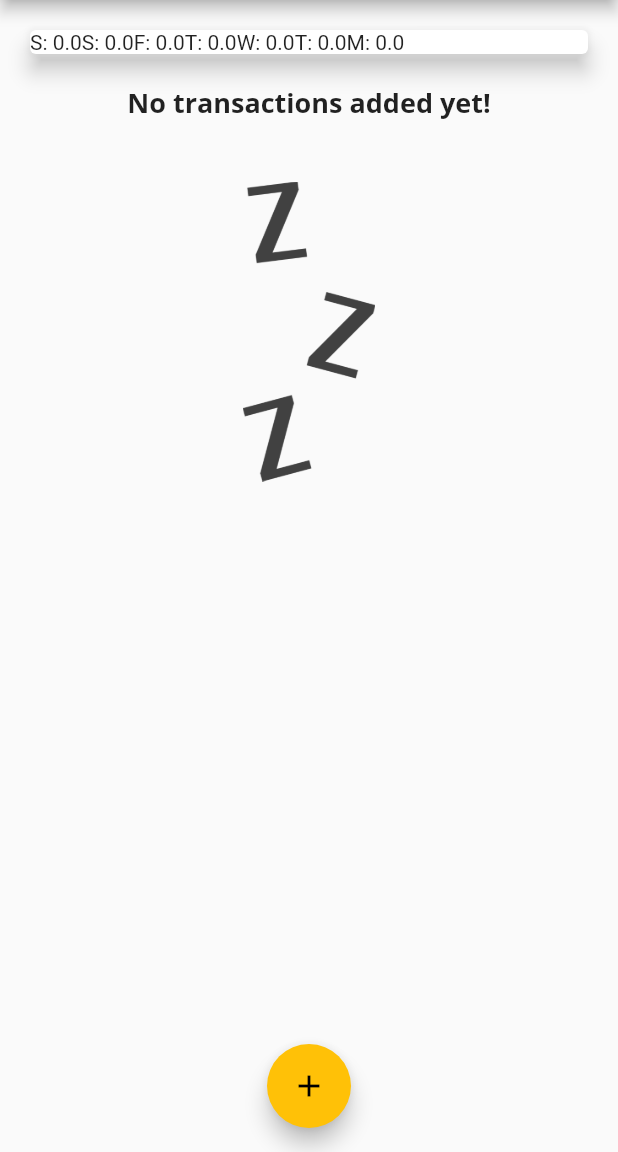
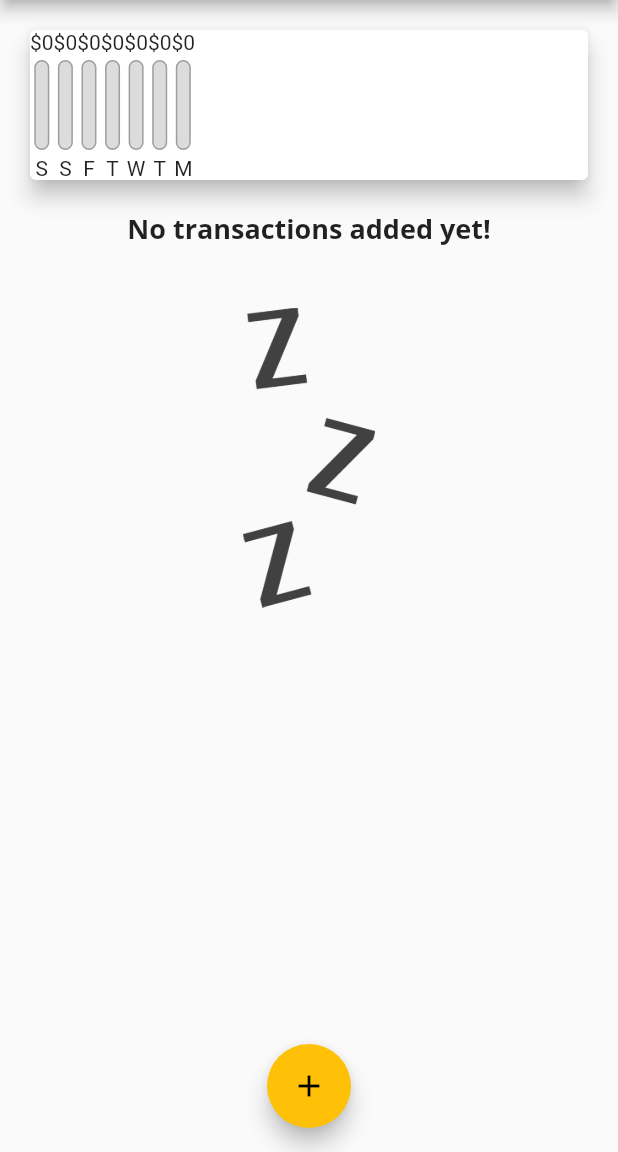
Before and after one commit to Charizard17/expense_planner, a Flutter app: the screen it shows after launch, on a phone screen of 412 x 824 dp, the part 84-1236 px from its top. Run offline on Flutter 3.47's test engine with Material 2 defaults, Android fonts, the phone set to English and light mode, and no system bars.

Commit message:
populate chart with values

```diff
--- a/lib/widgets/chart.dart
+++ b/lib/widgets/chart.dart
@@ -1,6 +1,7 @@
 import 'package:flutter/material.dart';
 import 'package:intl/intl.dart';
 
+import './chart_bar.dart';
 import '../models/transaction.dart';
 
 class Chart extends StatelessWidget {
@@ -31,6 +32,12 @@ class Chart extends StatelessWidget {
     });
   }
 
+  double get totalSpending {
+    return groupedTransactionValues.fold(0.0, (sum, item) {
+      return sum + (item['amount'] as double);
+    });
+  }
+
   @override
   Widget build(BuildContext context) {
     print(groupedTransactionValues);
@@ -39,7 +46,11 @@ class Chart extends StatelessWidget {
       margin: EdgeInsets.all(20),
       child: Row(
         children: groupedTransactionValues.map((data) {
-          return Text('${data['day']}: ${data['amount']}');
+          return ChartBar(
+            (data['day'] as String),
+            (data['amount'] as double),
+            totalSpending == 0.0 ? 0.0 : (data['amount'] as double) / totalSpending,
+          );
         }).toList(),
       ),
     );
```
